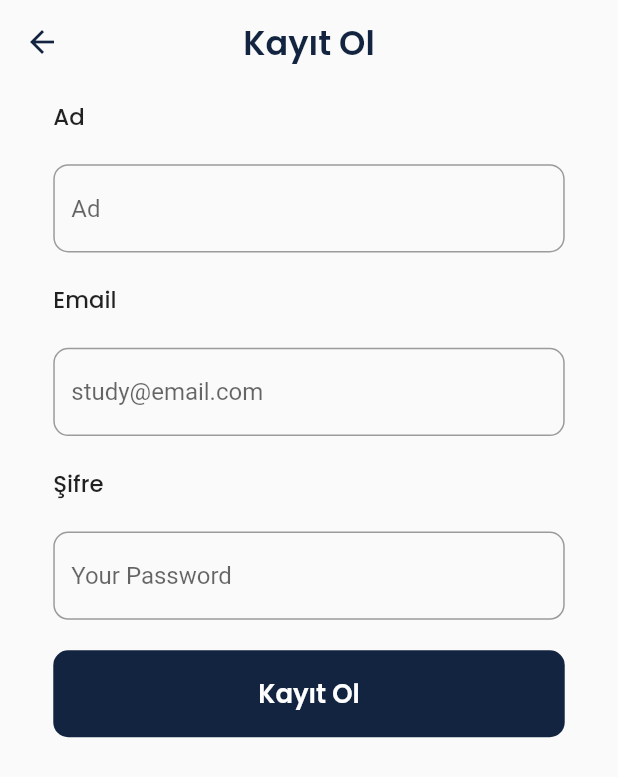
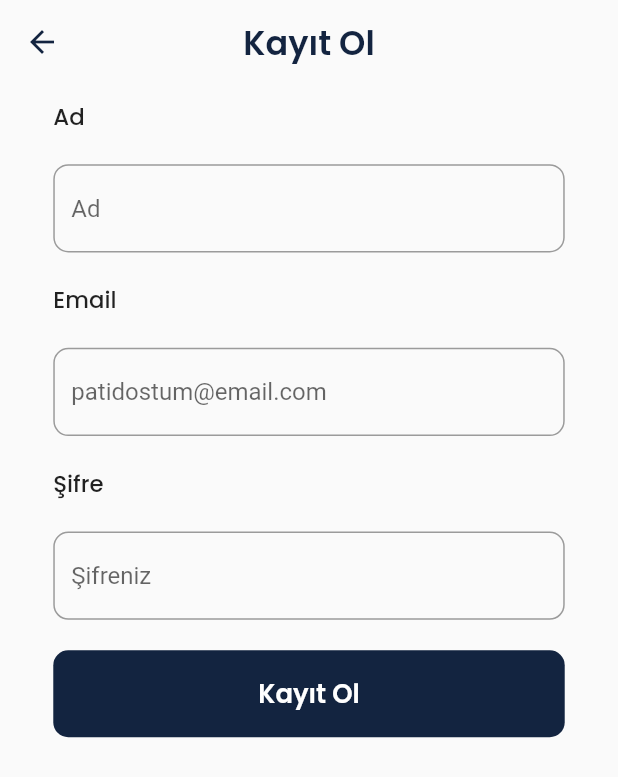
Before and after one commit to senaecelik/Why-not-143, a Flutter app: the RegisterPage screen opened by its route, on a phone screen of 412 x 824 dp. Shown: the top 777 px of the screen. Run offline on Flutter 3.47's test engine with Material 2 defaults, Android fonts, the phone set to English and light mode, and no system bars; our stand-ins replace cloud_firestore, firebase_auth, firebase_core, flutter_screenutil, google_fonts, google_sign_in and 2 more; accounts and stored records are empty; network calls fail.

Commit message:
Stringler türkçe yazıldı

```diff
--- a/lib/constant.dart/string.dart
+++ b/lib/constant.dart/string.dart
@@ -29,7 +29,6 @@ class StringConstant {
   String homePage = "Anasayfa";
   String homeSocialText =
       "Sosyal sorumluluk projelerine katıl\nve ödüller kazan!";
-
   String searchText = "Pati bul";
 
   //Menu
@@ -49,13 +48,11 @@ class StringConstant {
   String loginSignInGoogle = "Google ile giriş yap";
   String registerSignUp = "Kayıt Ol";
   String loginSignIn = "Giriş Yap";
-  String loginTextFieldMail = "study@email.com";
-  String loginTextFieldPassword = "Your Password";
-  String registerTextFieldName = "Your Name";
+  String loginTextFieldMail = "patidostum@email.com";
+  String loginTextFieldPassword = "Şifreniz";
+  String registerTextFieldName = "Adınız";
   String dontHaveAcc = "Şimdilik üye olmadan devam et";
   String resetPass = "Şifremi Sıfırla!";
   String forgotPassLabel =
       "Şifreni sıfırlaman için kayıtlı e-mail adresine yeni şifre göndereceğiz.";
-
-
 }
```
